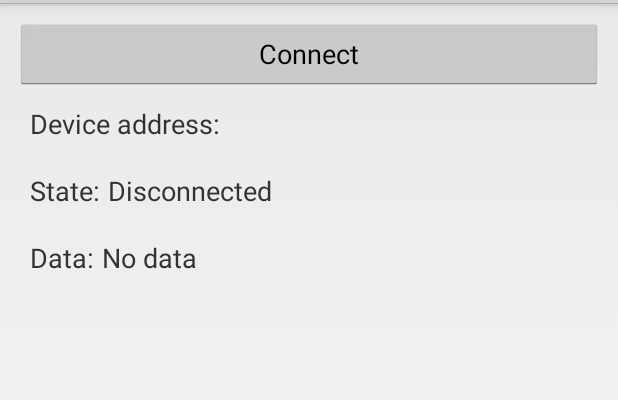
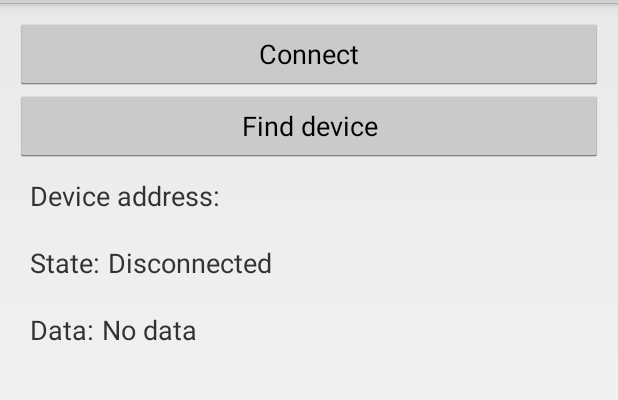
Before and after one commit to deviserbg/KeyFinder, an Android app: the DeviceControlActivity screen opened directly, with no data from a screen before it, on a phone screen of 412 x 824 dp, the part 69-469 px from its top. Run offline under Robolectric (Android 15) with nearby library versions, the phone set to English and light mode, and no system bars; 3 statements that could not run were skipped.

Commit message:
Send find device signal

```diff
--- a/app/src/main/res/layout/gatt_services_characteristics.xml
+++ b/app/src/main/res/layout/gatt_services_characteristics.xml
@@ -23,17 +23,6 @@
         android:layout_height="wrap_content"
         android:layout_width="match_parent"
         >
-        <!--<Button-->
-            <!--android:layout_width="wrap_content"-->
-            <!--android:layout_height="wrap_content"-->
-            <!--android:text="@string/take_picture"-->
-            <!--android:onClick="sendMessage" />-->
-
-        <!--<FrameLayout-->
-            <!--android:id="@+id/camera_preview"-->
-            <!--android:layout_width="fill_parent"-->
-            <!--android:layout_height="199dp" />-->
-
         <Button
             android:id="@+id/button_capture"
             android:layout_width="match_parent"
@@ -41,12 +30,12 @@
             android:onClick="connect"
             android:text="@string/btnConnect" />
 
-        <!--<ImageView-->
-            <!--android:id="@+id/imageView1"-->
-            <!--android:layout_width="fill_parent"-->
-            <!--android:layout_height="fill_parent"-->
-            <!--android:scaleType="fitXY"-->
-            <!--android:src="@drawable/ic_launcher" />-->
+        <Button
+            android:id="@+id/btnFindDevice"
+            android:layout_width="match_parent"
+            android:layout_height="wrap_content"
+            android:onClick="findDevice"
+            android:text="@string/btnFindDevice" />
         </LinearLayout>
     <LinearLayout android:orientation="horizontal"
                   android:layout_width="match_parent"
--- a/app/src/main/res/values/strings.xml
+++ b/app/src/main/res/values/strings.xml
@@ -40,4 +40,5 @@
     <string name="action_settings">Settings</string>
     <string name="hello_world">Hello world!</string>
     <string name="Capture">Capture</string>
+    <string name="btnFindDevice">Find device</string>
 </resources>
```
Also changed, not shown: app/src/main/java/eu/sstefanov/keyfinder/BluetoothLeService.java (+69 -40 lines), app/src/main/java/eu/sstefanov/keyfinder/DeviceControlActivity.java (+10 -48 lines), app/src/main/java/eu/sstefanov/keyfinder/DeviceScanActivity.java (+6 -6 lines), app/src/main/java/eu/sstefanov/keyfinder/PictureActivity.java (+4 -5 lines), app/src/main/java/eu/sstefanov/keyfinder/SampleGattAttributes.java (+12 -6 lines), app/src/main/res/layout/activity_main.xml (indentation only).
